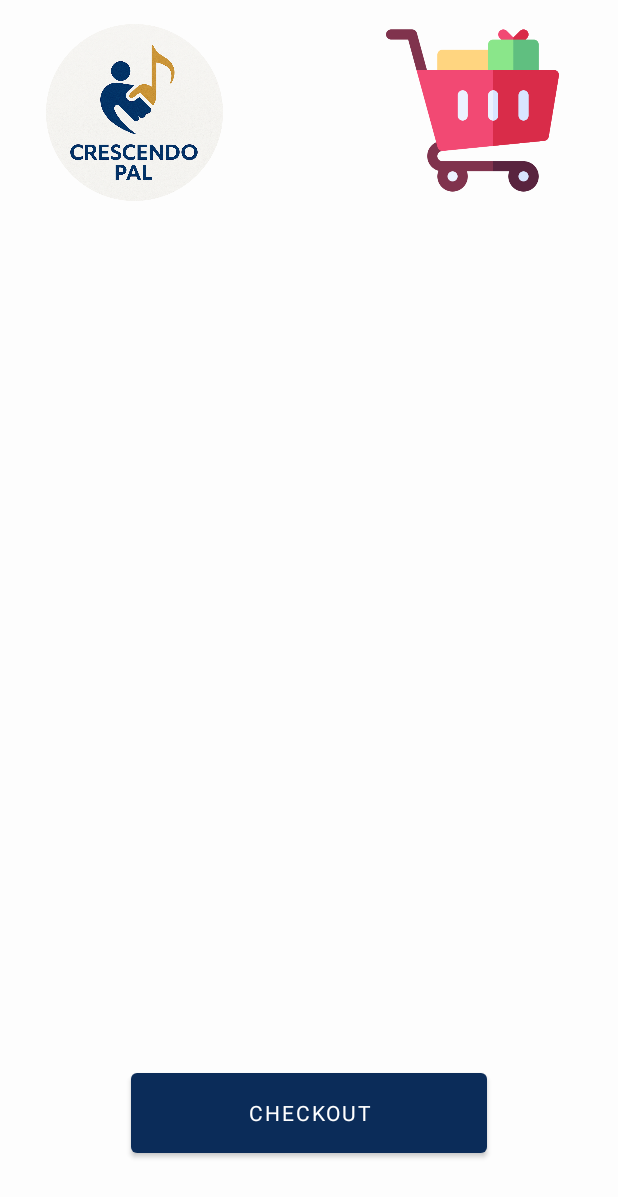
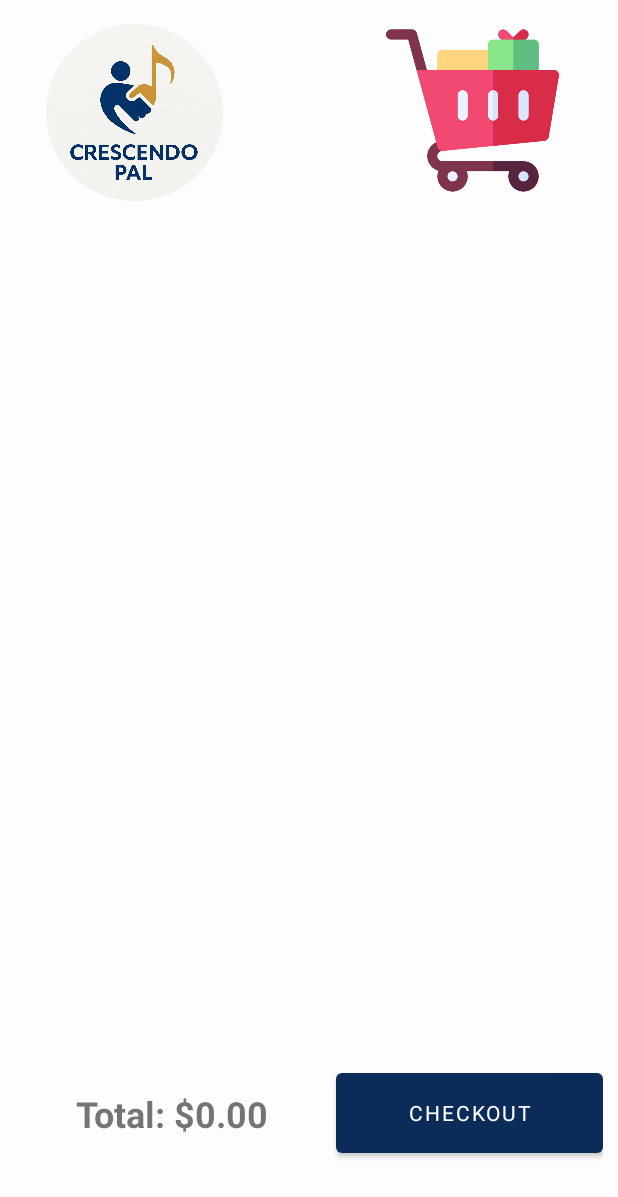
Before and after one commit to Fadi-AbuAlEtham/CrescendoPal, an Android app: the CartActivity screen opened directly, with no data from a screen before it, after a tap on "CHECKOUT", on a phone screen of 412 x 824 dp. Shown: the top 1197 px of the screen. Run offline under Robolectric (Android 15) with nearby library versions, the phone set to English and light mode, and no system bars; Roboto replaces fonts that are not available here.

Commit message:
feat: Implement cart management and checkout functionality with support for multiple item types
This commit introduces comprehensive cart management and checkout capabilities, allowing users to add and manage multiple types of items in their cart, including instruments and books, and proceed to purchase them.

-   Created `CartManager.java`:
    -   Manages cart operations including adding, removing, and clearing items.
    -   Supports multiple item types, including instruments and books.
    -   Provides methods for retrieving cart contents and calculating the total price.
    -   Implements the loading and saving of cart items to SharedPreferences.
-   Modified `CartStorage.java`:
    -   Added support for saving and loading instruments and books separately.
    -   Introduced methods for managing bought items.
-   Created `CombinedRecyclerAdapter.java`:
    -   Created the adapter for displaying items of different types in the RecyclerView.
-   Modified `activity_cart.xml`:
    -   Updated the layout for the cart activity.
    -   Added a text view to display the total price of items in the cart.
    -   Improved the layout for the checkout button and title.
    - Added content description for cart image and app logo.
-   Modified `CartActivity.java`:
    -   Refactored to support multiple item types.
    -   Implemented loading and displaying of items in the cart, both instruments and books.
    -   Updated the checkout functionality to handle multiple item types and manage the bought items.
    -   Added logic to show a message if the cart is empty.
    - Added logic to update total price.
-   Modified `DashboardActivity.java`:
    - Updated icon for instrument card.
-   Modified `activity_dashboard.xml`:
    -   Updated the layout for the dashboard activity, including text color and icons content description.
    -   Updated the title of the dashboard and footer message.
    -   Updated the card for books.
    - Updated colors and text style.
    -   Fixed layout bugs and constraints.
    - Added content description for each CardView icon and app logo.

```diff
--- a/app/src/main/java/com/example/crescendopal/CartManager.java
+++ b/app/src/main/java/com/example/crescendopal/CartManager.java
@@ -2,6 +2,7 @@ package com.example.crescendopal;
 
 import android.content.Context;
 
+import com.example.crescendopal.data.Book;
 import com.example.crescendopal.data.Instrument;
 import com.example.crescendopal.storage.CartStorage;
 
@@ -9,32 +10,70 @@ import java.util.ArrayList;
 import java.util.List;
 
 public class CartManager {
-    private static final List<Instrument> cartList = new ArrayList<>();
+    private static final List<Instrument> cartInstruments = new ArrayList<>();
+    private static final List<Book> cartBooks = new ArrayList<>();
 
-    public static void addToCart(Context context, Instrument instrument) {
-        cartList.add(instrument);
-        CartStorage.saveCart(context, cartList); // also save to SharedPreferences
+    public static void addInstrument(Context context, Instrument instrument) {
+        cartInstruments.add(instrument);
+        CartStorage.saveCartInstruments(context, cartInstruments);
     }
 
-    public static void removeFromCart(Context context, Instrument instrument) {
-        cartList.remove(instrument);
-        CartStorage.saveCart(context, cartList);
+    public static void addBook(Context context, Book book) {
+        cartBooks.add(book);
+        CartStorage.saveCartBooks(context, cartBooks);
     }
 
-    public static List<Instrument> getCartList(Context context) {
-        if (cartList.isEmpty()) {
-            cartList.addAll(CartStorage.loadCart(context)); // load from SharedPreferences on first use
+    public static void removeInstrument(Context context, Instrument instrument) {
+        cartInstruments.remove(instrument);
+        CartStorage.saveCartInstruments(context, cartInstruments);
+    }
+
+    public static void removeBook(Context context, Book book) {
+        cartBooks.remove(book);
+        CartStorage.saveCartBooks(context, cartBooks);
+    }
+
+    public static List<Instrument> getCartInstruments(Context context) {
+        if (cartInstruments.isEmpty()) {
+            cartInstruments.addAll(CartStorage.loadCartInstruments(context));
         }
-        return cartList;
+        return cartInstruments;
+    }
+
+    public static List<Book> getCartBooks(Context context) {
+        if (cartBooks.isEmpty()) {
+            cartBooks.addAll(CartStorage.loadCartBooks(context));
+        }
+        return cartBooks;
     }
 
     public static void clearCart(Context context) {
-        cartList.clear();
+        cartInstruments.clear();
+        cartBooks.clear();
         CartStorage.clearCart(context);
     }
 
-    public static void setCartList(List<Instrument> newList) {
-        cartList.clear();
-        cartList.addAll(newList);
+    public static void setCartInstruments(List<Instrument> list) {
+        cartInstruments.clear();
+        cartInstruments.addAll(list);
+    }
+
+    public static void setCartBooks(List<Book> list) {
+        cartBooks.clear();
+        cartBooks.addAll(list);
+    }
+
+    public static String getTotalPrice(Context context) {
+        double total = 0.0;
+        for (Instrument i : getCartInstruments(context)) total += i.getPrice();
+        for (Book b : getCartBooks(context)) total += b.getPrice();
+        return String.format("%.2f", total);
+    }
+
+    public static String getTotalPrice() {
+        double total = 0.0;
+        for (Instrument i : cartInstruments) total += i.getPrice();
+        for (Book b : cartBooks) total += b.getPrice();
+        return String.format("%.2f", total);
     }
 }
--- a/app/src/main/java/com/example/crescendopal/activities/CartActivity.java
+++ b/app/src/main/java/com/example/crescendopal/activities/CartActivity.java
@@ -2,6 +2,7 @@ package com.example.crescendopal.activities;
 
 import android.os.Bundle;
 import android.widget.Button;
+import android.widget.TextView;
 import android.widget.Toast;
 
 import androidx.activity.EdgeToEdge;
@@ -13,17 +14,21 @@ import androidx.recyclerview.widget.LinearLayoutManager;
 import androidx.recyclerview.widget.RecyclerView;
 
 import com.example.crescendopal.CartManager;
-import com.example.crescendopal.InstrumentRecyclerAdapter;
+import com.example.crescendopal.CombinedRecyclerAdapter;
 import com.example.crescendopal.R;
+import com.example.crescendopal.data.Book;
 import com.example.crescendopal.data.Instrument;
+import com.example.crescendopal.storage.BoughtStorage;
 import com.example.crescendopal.storage.CartStorage;
 
+import java.util.ArrayList;
 import java.util.List;
 
 public class CartActivity extends AppCompatActivity {
     private RecyclerView cartRecyclerView;
-    private InstrumentRecyclerAdapter adapter;
+    private CombinedRecyclerAdapter adapter;
     private Button btnCheckout;
+    private TextView txtTotal;
 
     @Override
     protected void onCreate(Bundle savedInstanceState) {
@@ -37,32 +42,42 @@ public class CartActivity extends AppCompatActivity {
             return insets;
         });
 
-        // Bind views
         cartRecyclerView = findViewById(R.id.cartRecyclerView);
         btnCheckout = findViewById(R.id.btnCheckout);
+        txtTotal = findViewById(R.id.txtTotal);
 
-        // Setup RecyclerView
         cartRecyclerView.setLayoutManager(new LinearLayoutManager(this));
-        List<Instrument> freshCart = CartStorage.loadCart(this); // load from SharedPreferences
-        CartManager.setCartList(freshCart); // keep static list updated
-        adapter = new InstrumentRecyclerAdapter(
-                this,
-                freshCart,
-                InstrumentRecyclerAdapter.MODE_CART
-        );
+
+        CartManager.setCartInstruments(CartStorage.loadCartInstruments(this));
+        CartManager.setCartBooks(CartStorage.loadCartBooks(this));
+
+        List<Object> cartItems = new ArrayList<>();
+        cartItems.addAll(CartManager.getCartInstruments(this));
+        cartItems.addAll(CartManager.getCartBooks(this));
+        System.out.println(cartItems);
+
+        adapter = new CombinedRecyclerAdapter(this, cartItems, CombinedRecyclerAdapter.MODE_CART);
         cartRecyclerView.setAdapter(adapter);
 
+        txtTotal.setText("Total: $" + CartManager.getTotalPrice(this));
 
-        // Checkout logic
         btnCheckout.setOnClickListener(v -> {
+            if (CartManager.getCartInstruments(this).isEmpty() && CartManager.getCartBooks(this).isEmpty()) {
+                Toast.makeText(this, "Your cart is empty!", Toast.LENGTH_SHORT).show();
+                return;
+            }
+            for (Instrument instrument : CartManager.getCartInstruments(this)) {
+                BoughtStorage.addInstrument(this, instrument);
+            }
+            for (Book book : CartManager.getCartBooks(this)) {
+                BoughtStorage.addBook(this, book);
+            }
+
             CartManager.clearCart(this);
-            adapter.notifyDataSetChanged();
-            if(cartRecyclerView.getAdapter().getItemCount() > 0) {
-                Toast.makeText(this, "Order placed!", Toast.LENGTH_SHORT).show();
-                onResume();
-            }else {
-                Toast.makeText(this, "Your cart is empty!", Toast.LENGTH_SHORT).show();
-            }
+            adapter.updateData(new ArrayList<>());
+
+            txtTotal.setText("Total: $0.00");
+            Toast.makeText(this, "Order placed!", Toast.LENGTH_SHORT).show();
         });
     }
 
@@ -70,24 +85,24 @@ public class CartActivity extends AppCompatActivity {
     protected void onResume() {
         super.onResume();
 
-        List<Instrument> refreshedCart = CartStorage.loadCart(this);
+        CartManager.setCartInstruments(CartStorage.loadCartInstruments(this));
+        CartManager.setCartBooks(CartStorage.loadCartBooks(this));
 
-        // Remove unavailable and not-for-rent instruments
-        refreshedCart.removeIf(instrument -> !instrument.isAvailable() && !instrument.isForRent());
+        List<Object> refreshedCart = new ArrayList<>();
+        refreshedCart.addAll(CartManager.getCartInstruments(this));
+        refreshedCart.addAll(CartManager.getCartBooks(this));
 
-        // Update the CartManager list
-        CartManager.setCartList(refreshedCart);
-
-        // Just update the data in the adapter (if it already exists)
         if (adapter == null) {
-            adapter = new InstrumentRecyclerAdapter(
-                    this,
-                    refreshedCart,
-                    InstrumentRecyclerAdapter.MODE_CART
-            );
+            adapter = new CombinedRecyclerAdapter(this, refreshedCart, CombinedRecyclerAdapter.MODE_CART);
             cartRecyclerView.setAdapter(adapter);
         } else {
             adapter.updateData(refreshedCart);
         }
+
+        txtTotal.setText("Total: $" + CartManager.getTotalPrice(this));
+    }
+
+    public void updateTotalPrice() {
+        txtTotal.setText(CartManager.getTotalPrice());
     }
 }
--- a/app/src/main/java/com/example/crescendopal/activities/DashboardActivity.java
+++ b/app/src/main/java/com/example/crescendopal/activities/DashboardActivity.java
@@ -26,16 +26,13 @@ public class DashboardActivity extends AppCompatActivity {
             return insets;
         });
 
-        // Find the cards
         instrumentCard = findViewById(R.id.instrumentCard);
         bookCard = findViewById(R.id.booksCard);
         myHubCard = findViewById(R.id.myHubCard);
 
-        // Set click listeners
         instrumentCard.setOnClickListener(new View.OnClickListener() {
             @Override
             public void onClick(View view) {
-                // Go to InstrumentsActivity
                 Intent intent = new Intent(DashboardActivity.this, InstrumentsActivity.class);
                 startActivity(intent);
             }
--- a/app/src/main/java/com/example/crescendopal/storage/CartStorage.java
+++ b/app/src/main/java/com/example/crescendopal/storage/CartStorage.java
@@ -3,6 +3,7 @@ package com.example.crescendopal.storage;
 import android.content.Context;
 import android.content.SharedPreferences;
 
+import com.example.crescendopal.data.Book;
 import com.example.crescendopal.data.Instrument;
 import com.google.gson.Gson;
 import com.google.gson.reflect.TypeToken;
@@ -13,27 +14,48 @@ import java.util.List;
 
 public class CartStorage {
     private static final String PREFS_NAME = "CartPrefs";
-    private static final String CART_KEY = "cartList";
+    private static final String CART_INSTRUMENT_KEY = "cartInstruments";
+    private static final String CART_BOOK_KEY = "cartBooks";
 
-    public static void saveCart(Context context, List<Instrument> cart) {
+    public static void saveCartInstruments(Context context, List<Instrument> cart) {
         SharedPreferences prefs = context.getSharedPreferences(PREFS_NAME, Context.MODE_PRIVATE);
-        SharedPreferences.Editor editor = prefs.edit();
-
-        String json = new Gson().toJson(cart);
-        editor.putString(CART_KEY, json);
-        editor.apply();
+        prefs.edit().putString(CART_INSTRUMENT_KEY, new Gson().toJson(cart)).apply();
     }
 
-    public static List<Instrument> loadCart(Context context) {
+    public static List<Instrument> loadCartInstruments(Context context) {
         SharedPreferences prefs = context.getSharedPreferences(PREFS_NAME, Context.MODE_PRIVATE);
-        String json = prefs.getString(CART_KEY, null);
-        if (json == null) return new ArrayList<>();
+        String json = prefs.getString(CART_INSTRUMENT_KEY, null);
         Type type = new TypeToken<List<Instrument>>() {}.getType();
-        return new Gson().fromJson(json, type);
+        return json == null ? new ArrayList<>() : new Gson().fromJson(json, type);
+    }
+
+    public static void saveCartBooks(Context context, List<Book> books) {
+        SharedPreferences prefs = context.getSharedPreferences(PREFS_NAME, Context.MODE_PRIVATE);
+        prefs.edit().putString(CART_BOOK_KEY, new Gson().toJson(books)).apply();
+    }
+
+    public static List<Book> loadCartBooks(Context context) {
+        SharedPreferences prefs = context.getSharedPreferences(PREFS_NAME, Context.MODE_PRIVATE);
+        String json = prefs.getString(CART_BOOK_KEY, null);
+        Type type = new TypeToken<List<Book>>() {}.getType();
+        return json == null ? new ArrayList<>() : new Gson().fromJson(json, type);
     }
 
     public static void clearCart(Context context) {
         SharedPreferences prefs = context.getSharedPreferences(PREFS_NAME, Context.MODE_PRIVATE);
-        prefs.edit().remove(CART_KEY).apply();
+        prefs.edit().remove(CART_INSTRUMENT_KEY).remove(CART_BOOK_KEY).apply();
     }
+
+    public static void addToBoughtInstruments(Context context, List<Instrument> newItems) {
+        List<Instrument> current = loadCartInstruments(context);
+        current.addAll(newItems);
+        saveCartInstruments(context, current);
+    }
+
+    public static void addToBoughtBooks(Context context, List<Book> newItems) {
+        List<Book> current = loadCartBooks(context);
+        current.addAll(newItems);
+        saveCartBooks(context, current);
+    }
+
 }
--- a/app/src/main/res/layout/activity_cart.xml
+++ b/app/src/main/res/layout/activity_cart.xml
@@ -14,6 +14,7 @@
         android:layout_marginTop="16dp"
         android:layout_marginEnd="29dp"
         android:layout_marginBottom="529dp"
+        android:contentDescription="@string/cart"
         app:layout_constraintBottom_toTopOf="@+id/linearLayout"
         app:layout_constraintEnd_toEndOf="parent"
         app:layout_constraintStart_toEndOf="@+id/imageView4"
@@ -36,6 +37,7 @@
         android:id="@+id/linearLayout"
         android:layout_width="0dp"
         android:layout_height="0dp"
+        android:layout_margin="10dp"
         android:gravity="center"
         android:orientation="horizontal"
         app:layout_constraintBottom_toBottomOf="parent"
@@ -43,9 +45,24 @@
         app:layout_constraintStart_toStartOf="parent"
         app:layout_constraintTop_toBottomOf="@+id/imageView3">
 
+        <TextView
+            android:id="@+id/txtTotal"
+            android:layout_width="205dp"
+            android:layout_height="51dp"
+            android:layout_weight="1"
+            android:gravity="center"
+            android:text="@string/textview"
+            android:textSize="24sp"
+            android:textStyle="bold" />
+
+        <Space
+            android:layout_width="wrap_content"
+            android:layout_height="wrap_content"
+            android:layout_weight="1" />
+
         <Button
             android:id="@+id/btnCheckout"
-            android:layout_width="237dp"
+            android:layout_width="178dp"
             android:layout_height="65dp"
             android:text="@string/checkout" />
     </LinearLayout>
@@ -57,6 +74,7 @@
         android:layout_marginStart="25dp"
         android:layout_marginTop="16dp"
         android:layout_marginEnd="93dp"
+        android:contentDescription="@string/app_logo"
         app:layout_constraintEnd_toStartOf="@+id/imageView3"
         app:layout_constraintStart_toStartOf="parent"
         app:layout_constraintTop_toTopOf="parent"
```
Also changed, not shown: app/src/main/res/layout/activity_dashboard.xml (+18 -67 lines).
